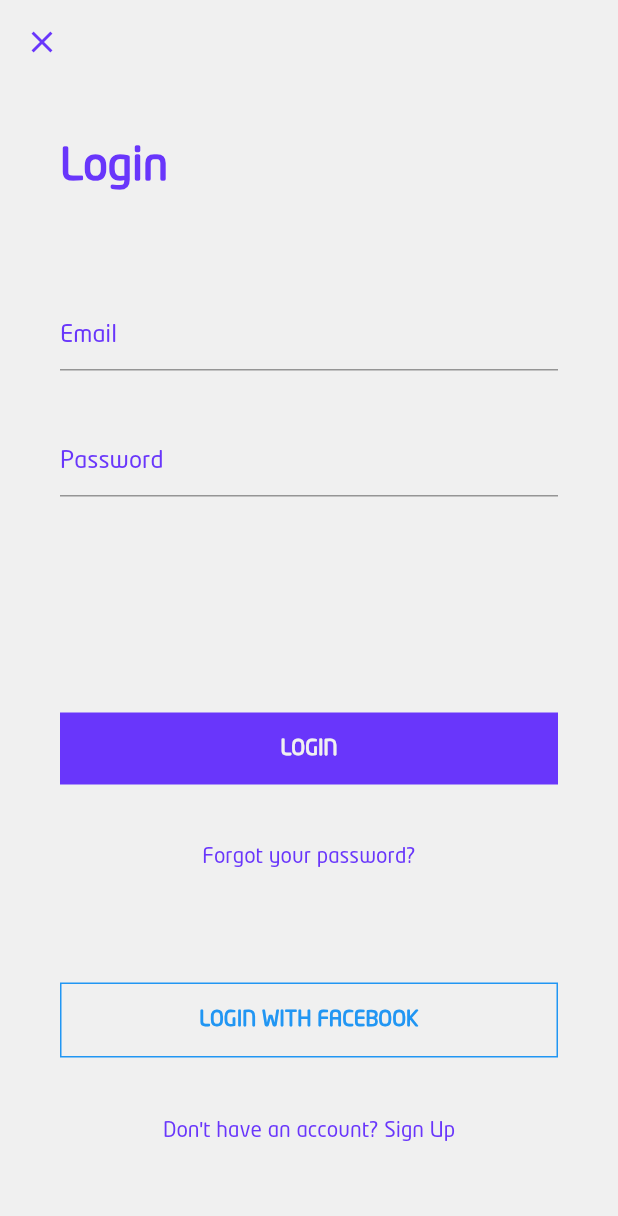
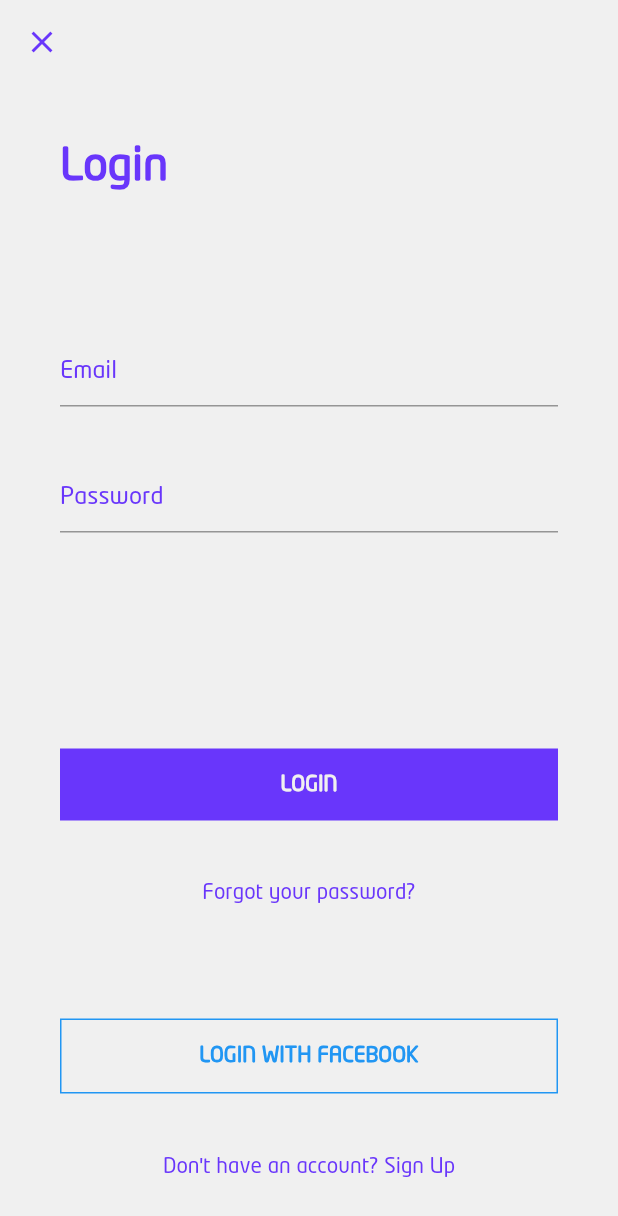
Before and after one commit to ramaalshaban/GrabGrip_App, a Flutter app: what drawer() shows on an empty page, opened directly, after a tap on "Login", on a phone screen of 412 x 824 dp. Shown: the top 1216 px of the screen. Run offline on Flutter 3.47's test engine with Material 2 defaults, Android fonts, the phone set to English and light mode, and no system bars; our stand-ins replace auto_route.

```diff
--- /dev/null
+++ b/analysis_options.yaml
@@ -0,0 +1,5 @@
+include: package:lint/analysis_options.yaml
+
+analyzer:
+  errors:
+    parameter_assignments: error
--- a/lib/features/browsing/home/widgets/drawer.dart
+++ b/lib/features/browsing/home/widgets/drawer.dart
@@ -18,24 +18,48 @@ Widget drawer(BuildContext context) {
               child: _drawerHeader,
             ),
           ),
-          _drawerButton(Icons.login, "Login", const LoginScreenRoute()),
-          _drawerButton(Icons.search, "Search", const AboutUsScreenRoute()),
           _drawerButton(
-              Icons.security, "Insurance", const AboutUsScreenRoute()),
+            Icons.login,
+            "Login",
+            const LoginScreenRoute(),
+          ),
           _drawerButton(
-              Icons.free_breakfast, "Blog", const AboutUsScreenRoute()),
-          _drawerButton(Icons.info, "About us", const AboutUsScreenRoute()),
+            Icons.search,
+            "Search",
+            const AboutUsScreenRoute(),
+          ),
           _drawerButton(
-              Icons.contact_page, "Contact us", const AboutUsScreenRoute()),
-          _drawerButton(Icons.home_repair_service,
-              "Terms of Service & Privacy Policy", const AboutUsScreenRoute()),
+            Icons.security,
+            "Insurance",
+            const AboutUsScreenRoute(),
+          ),
+          _drawerButton(
+            Icons.free_breakfast,
+            "Blog",
+            const AboutUsScreenRoute(),
+          ),
+          _drawerButton(
+            Icons.info,
+            "About us",
+            const AboutUsScreenRoute(),
+          ),
+          _drawerButton(
+            Icons.contact_page,
+            "Contact us",
+            const AboutUsScreenRoute(),
+          ),
+          _drawerButton(
+            Icons.home_repair_service,
+            "Terms of Service & Privacy Policy",
+            const AboutUsScreenRoute(),
+          ),
         ],
       ),
     ),
   );
 }
 
-ListTile _drawerHeader = ListTile(
+ListTile _drawerHeader = const ListTile(
   leading: CircleAvatar(
     radius: 30.0,
     backgroundImage: AssetImage("assets/images/logo.png"),
@@ -61,7 +85,7 @@ ListTile _drawerButton(
     ),
     title: Text(
       title,
-      style: TextStyle(
+      style: const TextStyle(
         color: AppColors.purple,
         fontWeight: FontWeight.bold,
       ),
--- a/lib/features/registration/login_screen.dart
+++ b/lib/features/registration/login_screen.dart
@@ -15,13 +15,13 @@ class LoginScreen extends StatelessWidget {
       appBar: registrationBar(context),
       body: Container(
         color: AppColors.white,
-        height: Device.screenHeightWithoutExtras(context),
+        height: screenHeightWithoutExtras(context),
         child: SingleChildScrollView(
           padding: const EdgeInsets.fromLTRB(40.0, 40.0, 40.0, 0),
           child: Column(
             crossAxisAlignment: CrossAxisAlignment.start,
             children: <Widget>[
-              Text(
+              const Text(
                 'Login',
                 style: TextStyle(
                   color: AppColors.purple,
@@ -29,32 +29,32 @@ class LoginScreen extends StatelessWidget {
                   fontSize: 30.0,
                 ),
               ),
-              SizedBoxHeight.h48(),
-              SizedBoxHeight.h24(),
+              height48(),
+              height48(),
               Form(
                 child: Column(
                   children: <Widget>[
                     TextFormField(
-                      decoration: AppTextFields.registration_input_decoration
+                      decoration: AppTextFields.registrationInputDecoration
                           .copyWith(hintText: "Email"),
                       cursorColor: AppColors.purple,
                     ),
-                    SizedBoxHeight.h36(),
+                    height36(),
                     TextFormField(
                       cursorColor: AppColors.purple,
                       obscureText: true,
-                      decoration: AppTextFields.registration_input_decoration
+                      decoration: AppTextFields.registrationInputDecoration
                           .copyWith(hintText: "Password"),
                     ),
-                    SizedBoxHeight.h48(),
-                    SizedBoxHeight.h48(),
-                    SizedBoxHeight.h48(),
+                     height48(),
+                     height48(),
+                     height48(),
                     Container(
-                      width: Device.screenWidth(context),
+                      width: screenWidth(context),
                       color: AppColors.purple,
                       child: TextButton(
                         onPressed: () {},
-                        child: Text(
+                        child: const Text(
                           'LOGIN',
                           style: TextStyle(
                             color: AppColors.white,
@@ -63,19 +63,19 @@ class LoginScreen extends StatelessWidget {
                         ),
                       ),
                     ),
-                    SizedBoxHeight.h24(),
+                    height24(),
                     TextButton(
                       onPressed: () {},
-                      child: Text(
+                      child: const Text(
                         'Forgot your password?',
                         style: TextStyle(
                           color: AppColors.purple,
                         ),
                       ),
                     ),
-                    SizedBoxHeight.h60(),
+                    height60(),
                     Container(
-                      width: Device.screenWidth(context),
+                      width: screenWidth(context),
                       decoration: BoxDecoration(
                         border: Border.all(
                           color: Colors.blue,
@@ -83,7 +83,7 @@ class LoginScreen extends StatelessWidget {
                       ),
                       child: TextButton(
                         onPressed: () {},
-                        child: Text(
+                        child: const Text(
                           'LOGIN WITH FACEBOOK',
                           style: TextStyle(
                             color: Colors.blue,
@@ -92,11 +92,11 @@ class LoginScreen extends StatelessWidget {
                         ),
                       ),
                     ),
-                    SizedBoxHeight.h24(),
+                    height24(),
                     TextButton(
                       onPressed: () {},
-                      child: Text(
-                        'Don\'t have an account? Sign Up',
+                      child: const Text(
+                        "Don't have an account? Sign Up",
                         style: TextStyle(
                           color: AppColors.purple,
                         ),
--- a/lib/features/registration/widgets/registration_bar.dart
+++ b/lib/features/registration/widgets/registration_bar.dart
@@ -1,15 +1,15 @@
+import 'package:auto_route/auto_route.dart';
 import 'package:flutter/material.dart';
 import 'package:grab_grip/style/colors.dart';
-import 'package:auto_route/auto_route.dart';
 
 AppBar registrationBar(BuildContext context) => AppBar(
-      iconTheme: IconThemeData(
+      iconTheme: const IconThemeData(
         color: AppColors.purple,
       ),
       backgroundColor: Colors.transparent,
       elevation: 0.0,
       leading: IconButton(
-        icon: Icon(
+        icon: const Icon(
           Icons.close,
           color: AppColors.purple,
         ),
--- a/lib/style/text_fields.dart
+++ b/lib/style/text_fields.dart
@@ -2,7 +2,7 @@ import 'package:flutter/material.dart';
 import 'package:grab_grip/style/colors.dart';
 
 class AppTextFields {
-  static const registration_input_decoration = InputDecoration(
+  static const registrationInputDecoration = InputDecoration(
     hintStyle: TextStyle(
       color: AppColors.purple,
     ),
--- a/lib/utils/device.dart
+++ b/lib/utils/device.dart
@@ -1,12 +1,13 @@
 import 'package:flutter/cupertino.dart';
 import 'package:flutter/material.dart';
 
-class Device {
-  static double screenWidth(BuildContext context) => MediaQuery.of(context).size.width;
+double screenWidth(BuildContext context) => MediaQuery.of(context).size.width;
 
-  static double screenHeightWithoutExtras(BuildContext context) {
-    double fullHeight = MediaQuery.of(context).size.height;
-    var safeAreaHeight = MediaQuery.of(context).padding;
-    return fullHeight - safeAreaHeight.top - safeAreaHeight.bottom - kToolbarHeight;
-  }
+double screenHeightWithoutExtras(BuildContext context) {
+  final double fullHeight = MediaQuery.of(context).size.height;
+  final safeAreaHeight = MediaQuery.of(context).padding;
+  return fullHeight -
+      safeAreaHeight.top -
+      safeAreaHeight.bottom -
+      kToolbarHeight;
 }
--- a/lib/utils/sized_box.dart
+++ b/lib/utils/sized_box.dart
@@ -1,21 +1,22 @@
 import 'package:flutter/material.dart';
 
-class SizedBoxHeight {
-  static SizedBox h60() => SizedBox(height: 60.0);
+//region sized box with height
+SizedBox height60() => const SizedBox(height: 60.0);
 
-  static SizedBox h48() => SizedBox(height: 48.0);
+SizedBox height48() => const SizedBox(height: 48.0);
 
-  static SizedBox h36() => SizedBox(height: 36.0);
+SizedBox height36() => const SizedBox(height: 36.0);
 
-  static SizedBox h24() => SizedBox(height: 24.0);
+SizedBox height24() => const SizedBox(height: 24.0);
 
-  static SizedBox h12() => SizedBox(height: 12.0);
+SizedBox height12() => const SizedBox(height: 12.0);
 
-  static SizedBox h4() => SizedBox(height: 4.0);
+SizedBox height4() => const SizedBox(height: 4.0);
 
-  static SizedBox h2() => SizedBox(height: 2.0);
-}
+SizedBox height2() => const SizedBox(height: 2.0);
+//endregion
 
-class SizedBoxWidth {
-  static SizedBox w12() => SizedBox(width: 12.0);
-}
+//region sized box with width
+SizedBox width12() => const SizedBox(width: 12.0);
+
+//endregion
```
Also changed, not shown: lib/features/browsing/about_us/about_us_screen.dart (+35 -51 lines), lib/features/browsing/home/home_screen.dart (+5 -11 lines), lib/features/browsing/home/widgets/home_bar.dart (+4 -5 lines), lib/features/browsing/home/widgets/horizontal_list.dart (+5 -5 lines), lib/features/browsing/home/widgets/horizontal_list_item.dart (+11 -12 lines), lib/style/text.dart (+4 -4 lines), pubspec.yaml (+15 -15 lines), lib/configs/routes/app_router.gr.dart, pubspec.lock.
